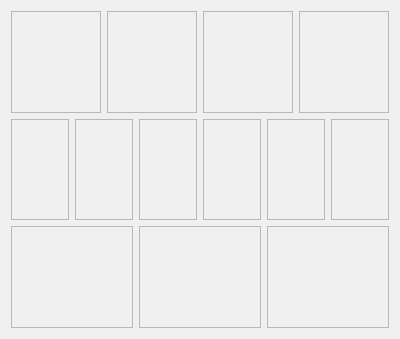
This is arduino_virtual.ui in DeltaEpsilon7787/etternuino as Qt 5 draws it before an edit. The edited form follows.
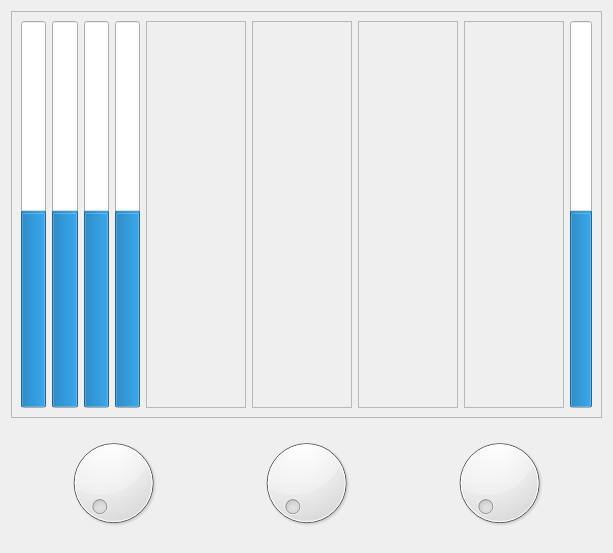
This is the edited form.

```diff
--- a/arduino_virtual.ui
+++ b/arduino_virtual.ui
@@ -6,28 +6,153 @@
             <rect>
                 <x>0</x>
                 <y>0</y>
-                <width>400</width>
-                <height>339</height>
+                <width>613</width>
+                <height>553</height>
             </rect>
         </property>
         <property name="windowTitle">
             <string>Dialog</string>
         </property>
+        <layout class="QVBoxLayout" name="verticalLayout_2">
+            <item>
+                <widget class="QFrame" name="frame">
+                    <property name="frameShape">
+                        <enum>QFrame::StyledPanel</enum>
+                    </property>
+                    <property name="frameShadow">
+                        <enum>QFrame::Raised</enum>
+                    </property>
+                    <layout class="QHBoxLayout" name="horizontalLayout_3">
+                        <item>
+                            <widget class="QProgressBar" name="l1_nps">
+                                <property name="maximumSize">
+                                    <size>
+                                        <width>50</width>
+                                        <height>400</height>
+                                    </size>
+                                </property>
+                                <property name="maximum">
+                                    <number>10</number>
+                                </property>
+                                <property name="value">
+                                    <number>5</number>
+                                </property>
+                                <property name="textVisible">
+                                    <bool>true</bool>
+                                </property>
+                                <property name="orientation">
+                                    <enum>Qt::Vertical</enum>
+                                </property>
+                                <property name="textDirection">
+                                    <enum>QProgressBar::TopToBottom</enum>
+                                </property>
+                                <property name="format">
+                                    <string notr="true">%v / %m</string>
+                                </property>
+                            </widget>
+                        </item>
+                        <item>
+                            <widget class="QProgressBar" name="l2_nps">
+                                <property name="maximumSize">
+                                    <size>
+                                        <width>50</width>
+                                        <height>400</height>
+                                    </size>
+                                </property>
+                                <property name="maximum">
+                                    <number>10</number>
+                                </property>
+                                <property name="value">
+                                    <number>5</number>
+                                </property>
+                                <property name="textVisible">
+                                    <bool>true</bool>
+                                </property>
+                                <property name="orientation">
+                                    <enum>Qt::Vertical</enum>
+                                </property>
+                                <property name="textDirection">
+                                    <enum>QProgressBar::TopToBottom</enum>
+                                </property>
+                                <property name="format">
+                                    <string notr="true">%v / %m</string>
+                                </property>
+                            </widget>
+                        </item>
+                        <item>
+                            <widget class="QProgressBar" name="l3_nps">
+                                <property name="maximumSize">
+                                    <size>
+                                        <width>50</width>
+                                        <height>400</height>
+                                    </size>
+                                </property>
+                                <property name="maximum">
+                                    <number>10</number>
+                                </property>
+                                <property name="value">
+                                    <number>5</number>
+                                </property>
+                                <property name="textVisible">
+                                    <bool>true</bool>
+                                </property>
+                                <property name="orientation">
+                                    <enum>Qt::Vertical</enum>
+                                </property>
+                                <property name="invertedAppearance">
+                                    <bool>false</bool>
+                                </property>
+                                <property name="textDirection">
+                                    <enum>QProgressBar::TopToBottom</enum>
+                                </property>
+                                <property name="format">
+                                    <string notr="true">%v</string>
+                                </property>
+                            </widget>
+                        </item>
+                        <item>
+                            <widget class="QProgressBar" name="l4_nps">
+                                <property name="maximumSize">
+                                    <size>
+                                        <width>50</width>
+                                        <height>400</height>
+                                    </size>
+                                </property>
+                                <property name="maximum">
+                                    <number>10</number>
+                                </property>
+                                <property name="value">
+                                    <number>5</number>
+                                </property>
+                                <property name="textVisible">
+                                    <bool>true</bool>
+                                </property>
+                                <property name="orientation">
+                                    <enum>Qt::Vertical</enum>
+                                </property>
+                                <property name="textDirection">
+                                    <enum>QProgressBar::TopToBottom</enum>
+                                </property>
+                                <property name="format">
+                                    <string notr="true">%v / %m</string>
+                                </property>
+                            </widget>
+                        </item>
+                        <item>
         <layout class="QVBoxLayout" name="verticalLayout">
             <item>
-                <layout class="QGridLayout" name="gridLayout">
-                    <item row="0" column="0">
+                                    <layout class="QHBoxLayout" name="horizontalLayout_2">
+                                        <item>
                         <widget class="QFrame" name="l1">
-                            <property name="frameShape">
-                                <enum>QFrame::StyledPanel</enum>
-                            </property>
-                            <property name="frameShadow">
-                                <enum>QFrame::Raised</enum>
-                            </property>
-                        </widget>
-                    </item>
-                    <item row="0" column="2">
-                        <widget class="QFrame" name="l3">
+                                                <property name="minimumSize">
+                                                    <size>
+                                                        <width>100</width>
+                                                        <height>100</height>
+                                                    </size>
+                                                </property>
+                                                <property name="autoFillBackground">
+                                                    <bool>true</bool>
+                                                </property>
                             <property name="frameShape">
                                 <enum>QFrame::StyledPanel</enum>
                             </property>
@@ -36,8 +161,17 @@
                             </property>
                         </widget>
                     </item>
-                    <item row="0" column="1">
+                                        <item>
                         <widget class="QFrame" name="l2">
+                                                <property name="minimumSize">
+                                                    <size>
+                                                        <width>100</width>
+                                                        <height>100</height>
+                                                    </size>
+                                                </property>
+                                                <property name="autoFillBackground">
+                                                    <bool>true</bool>
+                                                </property>
                             <property name="frameShape">
                                 <enum>QFrame::StyledPanel</enum>
                             </property>
@@ -46,8 +180,36 @@
                             </property>
                         </widget>
                     </item>
-                    <item row="0" column="3">
+                                        <item>
+                                            <widget class="QFrame" name="l3">
+                                                <property name="minimumSize">
+                                                    <size>
+                                                        <width>100</width>
+                                                        <height>100</height>
+                                                    </size>
+                                                </property>
+                                                <property name="autoFillBackground">
+                                                    <bool>true</bool>
+                                                </property>
+                                                <property name="frameShape">
+                                                    <enum>QFrame::StyledPanel</enum>
+                                                </property>
+                                                <property name="frameShadow">
+                                                    <enum>QFrame::Raised</enum>
+                                                </property>
+                                            </widget>
+                                        </item>
+                                        <item>
                         <widget class="QFrame" name="l4">
+                                                <property name="minimumSize">
+                                                    <size>
+                                                        <width>100</width>
+                                                        <height>100</height>
+                                                    </size>
+                                                </property>
+                                                <property name="autoFillBackground">
+                                                    <bool>true</bool>
+                                                </property>
                             <property name="frameShape">
                                 <enum>QFrame::StyledPanel</enum>
                             </property>
@@ -58,103 +220,62 @@
                     </item>
                 </layout>
             </item>
+                            </layout>
+                        </item>
             <item>
+                            <widget class="QProgressBar" name="l_nps">
+                                <property name="maximum">
+                                    <number>10</number>
+                                </property>
+                                <property name="value">
+                                    <number>5</number>
+                                </property>
+                                <property name="orientation">
+                                    <enum>Qt::Vertical</enum>
+                                </property>
+                                <property name="textDirection">
+                                    <enum>QProgressBar::TopToBottom</enum>
+                                </property>
+                                <property name="format">
+                                    <string notr="true">%v / %m</string>
+                                </property>
+                            </widget>
+                        </item>
+                    </layout>
+                </widget>
+            </item>
+            <item>
+                <widget class="QWidget" name="horizontalWidget" native="true">
                 <layout class="QHBoxLayout" name="horizontalLayout">
                     <item>
-                        <widget class="QFrame" name="frame_6">
-                            <property name="frameShape">
-                                <enum>QFrame::StyledPanel</enum>
-                            </property>
-                            <property name="frameShadow">
-                                <enum>QFrame::Raised</enum>
-                            </property>
+                            <widget class="QDial" name="local_dial">
+                                <property name="maximum">
+                                    <number>20</number>
+                                </property>
                         </widget>
                     </item>
                     <item>
-                        <widget class="QFrame" name="s24">
-                            <property name="frameShape">
-                                <enum>QFrame::StyledPanel</enum>
-                            </property>
-                            <property name="frameShadow">
-                                <enum>QFrame::Raised</enum>
-                            </property>
-                        </widget>
-                    </item>
-                    <item>
-                        <widget class="QFrame" name="s24_2">
-                            <property name="frameShape">
-                                <enum>QFrame::StyledPanel</enum>
-                            </property>
-                            <property name="frameShadow">
-                                <enum>QFrame::Raised</enum>
-                            </property>
+                            <widget class="QDial" name="blink_dial">
+                                <property name="maximum">
+                                    <number>100</number>
+                                </property>
+                                <property name="singleStep">
+                                    <number>1</number>
+                                </property>
+                                <property name="orientation">
+                                    <enum>Qt::Horizontal</enum>
+                                </property>
                         </widget>
                     </item>
                     <item>
-                        <widget class="QFrame" name="s12">
-                            <property name="frameShape">
-                                <enum>QFrame::StyledPanel</enum>
-                            </property>
-                            <property name="frameShadow">
-                                <enum>QFrame::Raised</enum>
-                            </property>
-                        </widget>
-                    </item>
-                    <item>
-                        <widget class="QFrame" name="s12_2">
-                            <property name="frameShape">
-                                <enum>QFrame::StyledPanel</enum>
-                            </property>
-                            <property name="frameShadow">
-                                <enum>QFrame::Raised</enum>
-                            </property>
-                        </widget>
-                    </item>
-                    <item>
-                        <widget class="QFrame" name="frame">
-                            <property name="frameShape">
-                                <enum>QFrame::StyledPanel</enum>
-                            </property>
-                            <property name="frameShadow">
-                                <enum>QFrame::Raised</enum>
-                            </property>
-                        </widget>
-                    </item>
-                </layout>
-            </item>
-            <item>
-                <layout class="QGridLayout" name="gridLayout_2">
-                    <item row="0" column="2">
-                        <widget class="QFrame" name="s8th">
-                            <property name="frameShape">
-                                <enum>QFrame::StyledPanel</enum>
-                            </property>
-                            <property name="frameShadow">
-                                <enum>QFrame::Raised</enum>
-                            </property>
-                        </widget>
-                    </item>
-                    <item row="0" column="1">
-                        <widget class="QFrame" name="s16">
-                            <property name="frameShape">
-                                <enum>QFrame::StyledPanel</enum>
-                            </property>
-                            <property name="frameShadow">
-                                <enum>QFrame::Raised</enum>
-                            </property>
-                        </widget>
-                    </item>
-                    <item row="0" column="0">
-                        <widget class="QFrame" name="s4th">
-                            <property name="frameShape">
-                                <enum>QFrame::StyledPanel</enum>
-                            </property>
-                            <property name="frameShadow">
-                                <enum>QFrame::Raised</enum>
-                            </property>
-                        </widget>
-                    </item>
-                </layout>
+                            <widget class="QDial" name="global_dial">
+                                <property name="maximum">
+                                    <number>60</number>
+                                </property>
+                            </widget>
+                        </item>
+                    </layout>
+                </widget>
             </item>
         </layout>
     </widget>
```
Left out of the diff: 2 changed lines with no effect on the pictures. Lines whose indentation alone changed are shown as unchanged.
